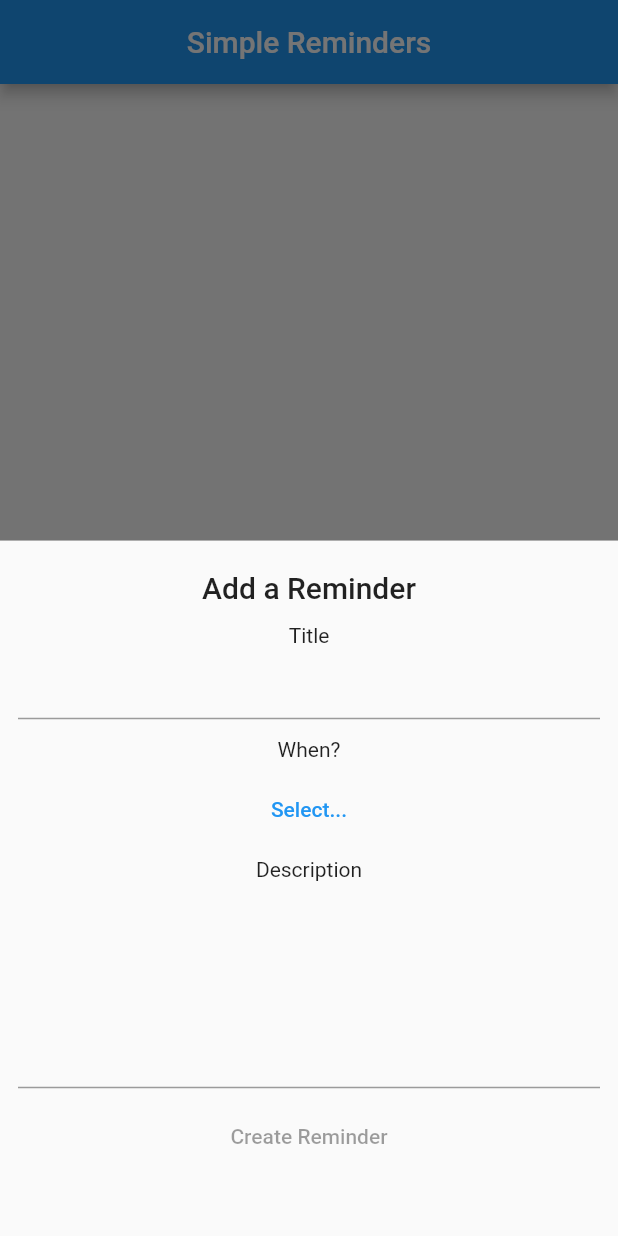
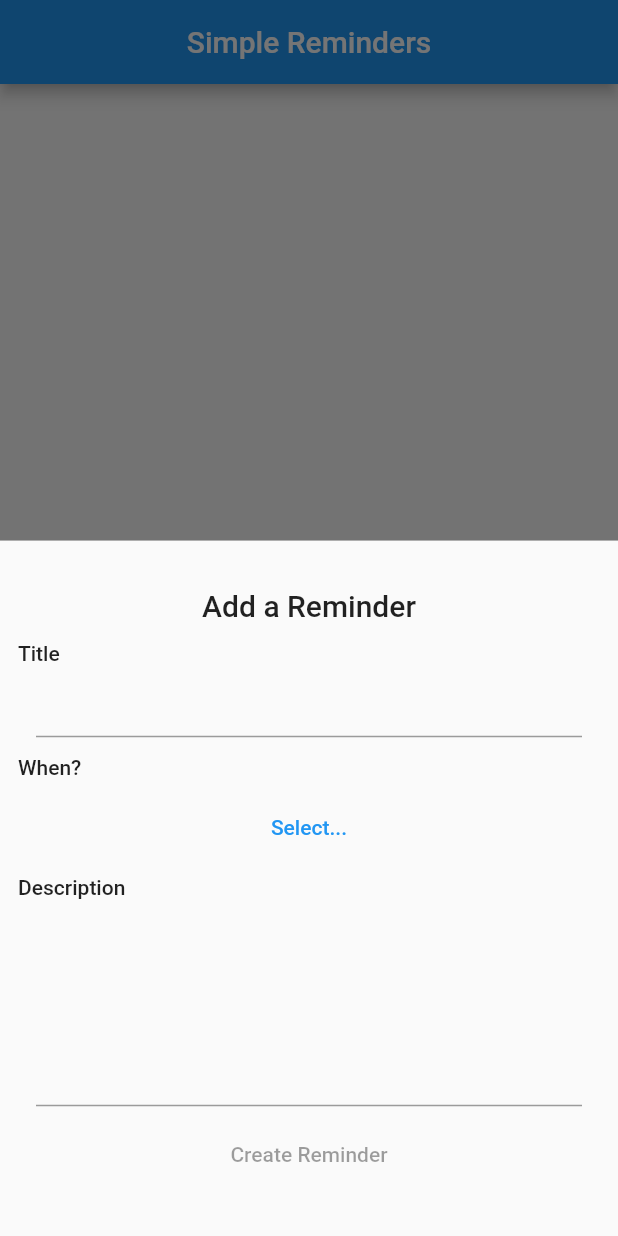
Before and after one commit to juancavallotti/flutter-firestore-appcheck-sample, a Flutter app: the screen it shows after launch, after a tap on the "add" icon, on a phone screen of 412 x 824 dp. Run offline on Flutter 3.47's test engine with Material 2 defaults, Android fonts, the light colour scheme and no system bars; drawn by our look-alikes of loader_overlay; our stand-ins replace cloud_firestore, firebase_core, firebase_remote_config, flutter_bloc, flutter_dotenv; missing offline and left inert: firebase_app_check; accounts and stored records are empty.

Commit message:
Cosmetic fixes

```diff
--- a/lib/app/add_reminder.dart
+++ b/lib/app/add_reminder.dart
@@ -19,13 +19,17 @@ class AddReminder extends StatelessWidget {
           Text(
             "Add a Reminder",
             style: Theme.of(context).textTheme.titleLarge,
-          ).padding(top: 20),
-          const Text("Title").padding(top: formPadding),
+          ).padding(top: 20).center(),
+          Text(
+            "Title",
+            style: Theme.of(context).textTheme.labelLarge,
+          ).padding(top: formPadding),
           TextFormField(
             initialValue: state.title,
             onChanged: (value) => cubit.updateField(title: value),
           ).padding(left: formPadding, right: formPadding),
-          const Text("When?").padding(top: formPadding),
+          Text("When?", style: Theme.of(context).textTheme.labelLarge)
+              .padding(top: formPadding),
           TextButton(
             child: state.when == null
                 ? const Text("Select...")
@@ -40,7 +44,8 @@ class AddReminder extends StatelessWidget {
               .boxExpand()
               .sizedBox(height: 40)
               .padding(left: formPadding, right: formPadding, top: formPadding),
-          const Text("Description").padding(top: formPadding),
+          Text("Description", style: Theme.of(context).textTheme.labelLarge)
+              .padding(top: formPadding),
           TextFormField(
             initialValue: state.body,
             maxLines: 6,
@@ -60,7 +65,10 @@ class AddReminder extends StatelessWidget {
               .boxExpand()
               .sizedBox(height: 40)
               .padding(left: formPadding, right: formPadding, top: formPadding)
-        ].column().boxExpand(),
+        ]
+            .column(crossAxisAlignment: CrossAxisAlignment.start)
+            .padding(all: 12)
+            .boxExpand(),
       );
     });
   }
--- a/lib/app/config.dart
+++ b/lib/app/config.dart
@@ -5,12 +5,14 @@ final config = FirebaseRemoteConfig.instance;
 Future<void> initializeRemoteConfig() async {
   await config.setConfigSettings(RemoteConfigSettings(
     fetchTimeout: const Duration(minutes: 1),
-    minimumFetchInterval: const Duration(hours: 1),
+    minimumFetchInterval: const Duration(minutes: 1),
   ));
 
   await config.setDefaults(const {
     "allow_delete": false,
   });
 
-  await config.fetchAndActivate();
+  if (await config.fetchAndActivate()) {
+    print("Remote Config Fetched and activated");
+  }
 }
```
